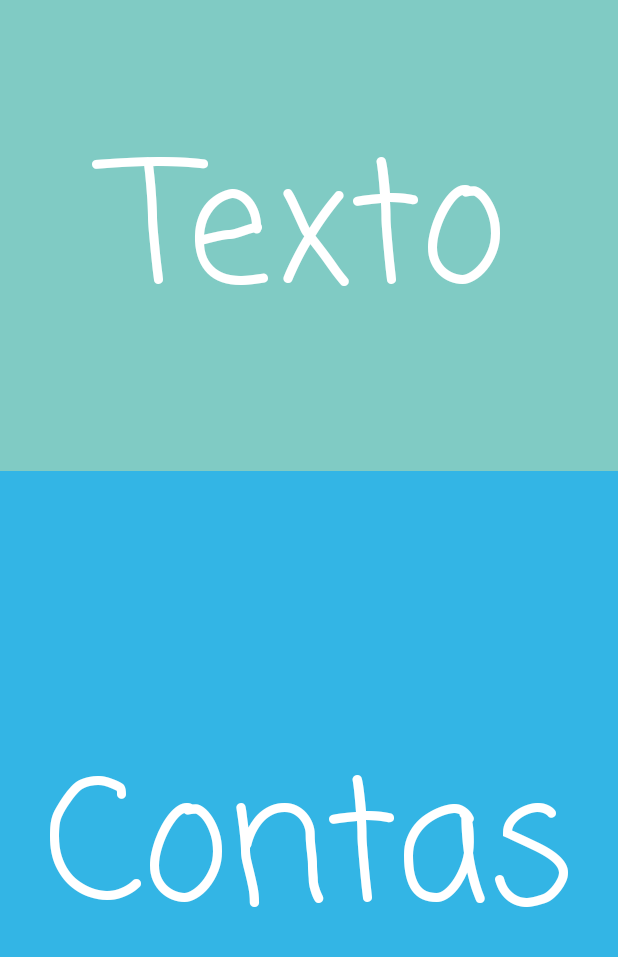
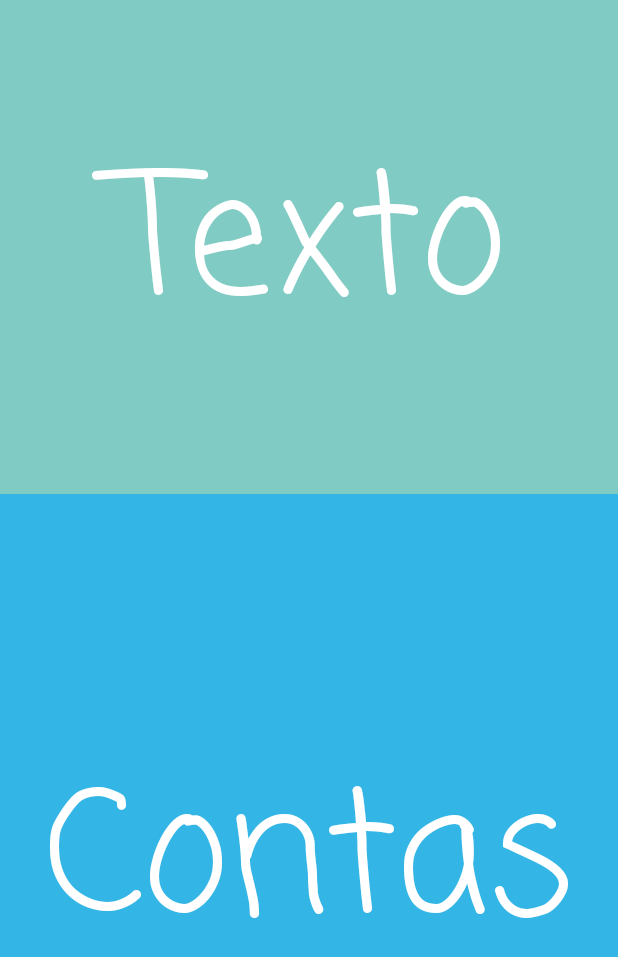
Before and after one commit to LearningVisionFatec/LearningVision, an Android app: the screen it shows after launch (MainActivity), on a phone screen of 412 x 824 dp. Shown: the top 957 px of the screen. Run offline under Robolectric (Android 15) with nearby library versions, the phone set to English and light mode, and no system bars.

```diff
--- a/LearningVision-complete/app/src/main/AndroidManifest.xml
+++ b/LearningVision-complete/app/src/main/AndroidManifest.xml
@@ -12,7 +12,7 @@
         android:fullBackupContent="false"
         android:hardwareAccelerated="true"
         android:icon="@drawable/icon"
-        android:label="Learning Vision"
+        android:label="Vision"
         android:supportsRtl="true"
         android:theme="@style/Theme.AppCompat">
 
--- a/LearningVision-complete/app/src/main/java/com/google/android/gms/samples/vision/visao/ui/camera/SplashActivity.java
+++ b/LearningVision-complete/app/src/main/java/com/google/android/gms/samples/vision/visao/ui/camera/SplashActivity.java
@@ -19,9 +19,6 @@ public class SplashActivity extends AppCompatActivity {
     {
         super.onCreate( savedInstanceState );
         setContentView( R.layout.activity_splash );
-        //ProgressBar p = findViewById(R.id.progressSplash);
-
-        //getSupportActionBar().hide();
         getWindow().setFlags( WindowManager.LayoutParams.FLAG_FULLSCREEN, WindowManager.LayoutParams.FLAG_FULLSCREEN );
 
         new Handler( ).postDelayed( new Runnable() {
--- a/LearningVision-complete/app/src/main/res/layout/activity_main.xml
+++ b/LearningVision-complete/app/src/main/res/layout/activity_main.xml
@@ -20,7 +20,7 @@
         <Button
             android:id="@+id/OcrButton"
             android:layout_width="match_parent"
-            android:layout_height="314dp"
+            android:layout_height="329dp"
             android:layout_alignParentBottom="true"
             android:layout_alignParentStart="true"
             android:background="?android:attr/colorControlActivated"
```
Also changed, not shown: LearningVision-complete/app/src/main/java/com/google/android/gms/samples/vision/visao/MainActivity.java (+0 -9 lines).
